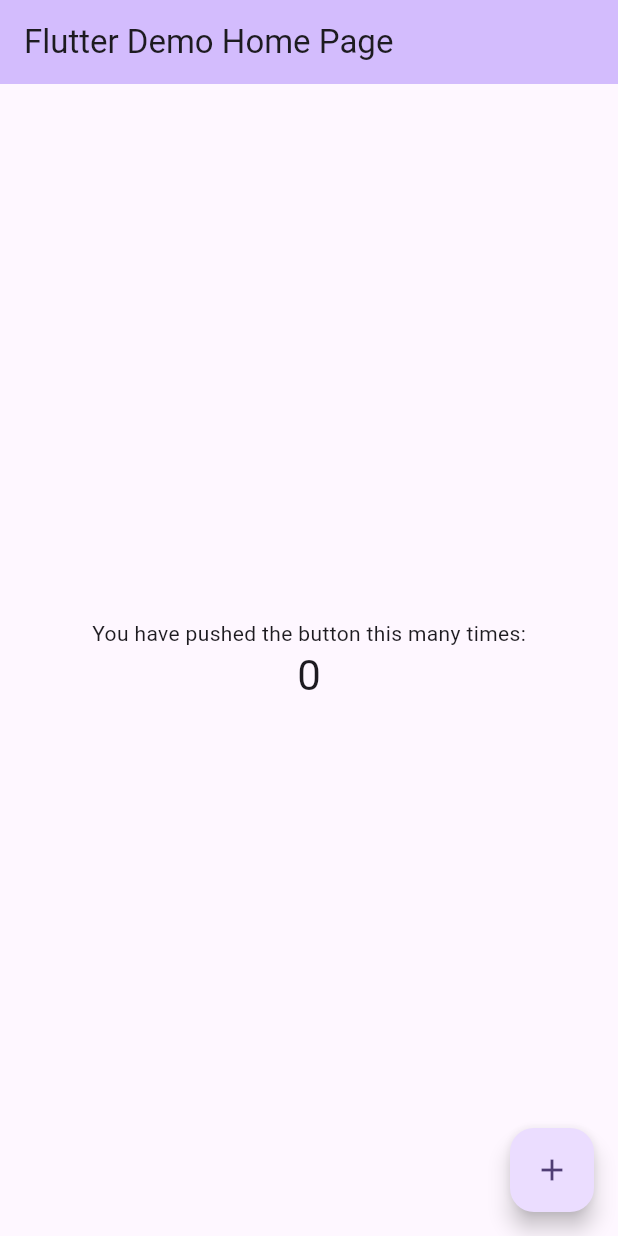
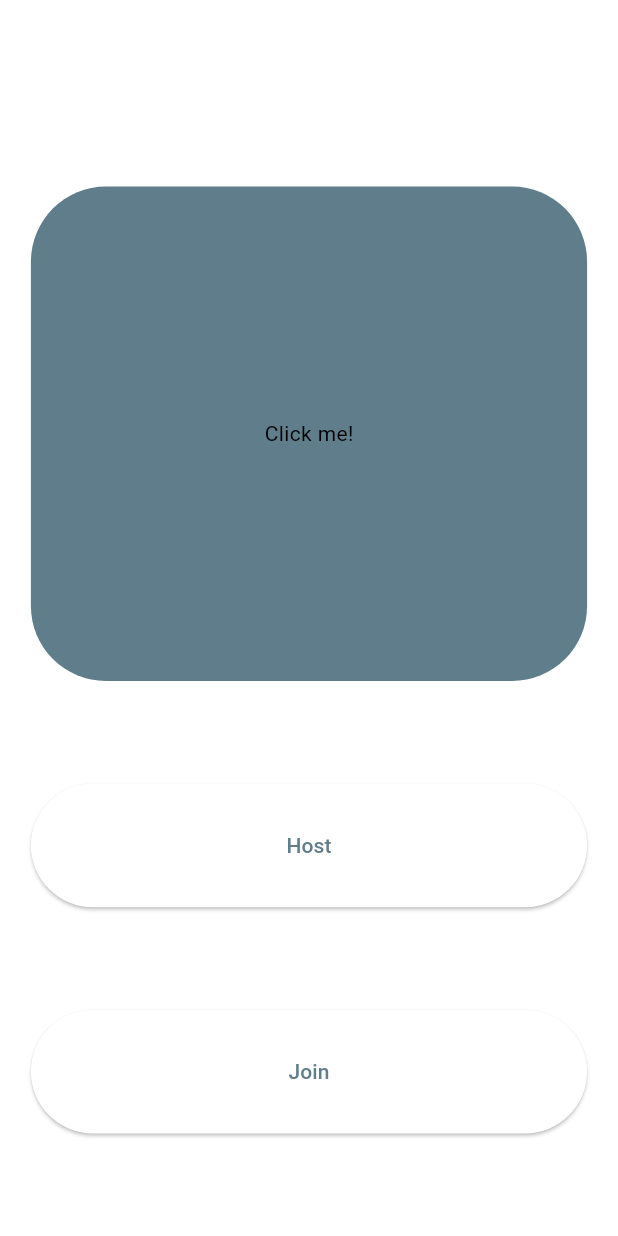
Before and after one commit to aldensprackling/app, a Flutter app: the screen it shows after launch, on a phone screen of 412 x 824 dp. Run offline on Flutter 3.47's test engine with Material 3 defaults, Android fonts, the phone set to English and light mode, and no system bars.

Commit message:
started home page layout

```diff
--- /dev/null
+++ b/lib/home_page.dart
@@ -0,0 +1,85 @@
+import 'package:app/main.dart';
+import 'package:flutter/material.dart';
+
+class MyHomePage extends StatefulWidget {
+  const MyHomePage({super.key});
+
+  @override
+  State<MyHomePage> createState() => _MyHomePageState();
+}
+
+class _MyHomePageState extends State<MyHomePage> {
+
+  @override
+  Widget build(BuildContext context) {
+    return Scaffold(
+      appBar: AppBar(
+        backgroundColor: Theme.of(context).colorScheme.inversePrimary,
+      ),
+      body: Center(
+        child: Column(
+          mainAxisAlignment: MainAxisAlignment.spaceEvenly,
+          children: <Widget>[
+
+            // Personal account
+            GestureDetector(
+              onTap: () {
+                // Handle container click
+                print('Container clicked!');
+              },
+              child: Container(
+                width: MediaQuery.sizeOf(context).width * 0.90,
+                height: MediaQuery.sizeOf(context).height * 0.40,
+                decoration: BoxDecoration(
+                  color: Theme.of(context).primaryColor,
+                  borderRadius: BorderRadius.circular(50.0),
+                ),
+                child: const Center(
+                  child: Text(
+                    'Click me!',
+                  ),
+                ),
+              ),
+            ),
+
+            // Host button
+            SizedBox(
+              width: MediaQuery.sizeOf(context).width * 0.90,
+              height: MediaQuery.sizeOf(context).height * 0.10,
+              child: ElevatedButton(
+                onPressed: () {
+                // Add the functionality you want when the button is pressed
+                print('Button pressed!');
+                },
+                style: ElevatedButton.styleFrom(
+                  shape: RoundedRectangleBorder(
+                    borderRadius: BorderRadius.circular(50.0),
+                  ),
+                ),
+                child: const Text("Host"),
+              ),
+            ),
+
+            // Join button
+            SizedBox(
+              width: MediaQuery.sizeOf(context).width * 0.90,
+              height: MediaQuery.sizeOf(context).height * 0.10,
+              child: ElevatedButton(
+                onPressed: () {
+                // Add the functionality you want when the button is pressed
+                print('Button pressed!');
+                },
+                style: ElevatedButton.styleFrom(
+                  shape: RoundedRectangleBorder(
+                    borderRadius: BorderRadius.circular(50.0),
+                  ),
+                ),
+                child: const Text("Join"),
+              ),
+            )
+          ],
+        ),
+      ),
+    );
+  }
+}
--- a/lib/main.dart
+++ b/lib/main.dart
@@ -1,3 +1,4 @@
+import 'package:app/home_page.dart';
 import 'package:flutter/material.dart';
 
 void main() {
@@ -7,119 +8,17 @@ void main() {
 class MyApp extends StatelessWidget {
   const MyApp({super.key});
 
-  // This widget is the root of your application.
+  // Root
   @override
   Widget build(BuildContext context) {
     return MaterialApp(
+      debugShowCheckedModeBanner: false,
       title: 'Flutter Demo',
       theme: ThemeData(
-        // This is the theme of your application.
-        //
-        // TRY THIS: Try running your application with "flutter run". You'll see
-        // the application has a purple toolbar. Then, without quitting the app,
-        // try changing the seedColor in the colorScheme below to Colors.green
-        // and then invoke "hot reload" (save your changes or press the "hot
-        // reload" button in a Flutter-supported IDE, or press "r" if you used
-        // the command line to start the app).
-        //
-        // Notice that the counter didn't reset back to zero; the application
-        // state is not lost during the reload. To reset the state, use hot
-        // restart instead.
-        //
-        // This works for code too, not just values: Most code changes can be
-        // tested with just a hot reload.
-        colorScheme: ColorScheme.fromSeed(seedColor: Colors.deepPurple),
+        colorScheme: ColorScheme.fromSwatch(primarySwatch: Colors.blueGrey),
         useMaterial3: true,
       ),
-      home: const MyHomePage(title: 'Flutter Demo Home Page'),
+      home: const MyHomePage(),
     );
   }
 }
-
-class MyHomePage extends StatefulWidget {
-  const MyHomePage({super.key, required this.title});
-
-  // This widget is the home page of your application. It is stateful, meaning
-  // that it has a State object (defined below) that contains fields that affect
-  // how it looks.
-
-  // This class is the configuration for the state. It holds the values (in this
-  // case the title) provided by the parent (in this case the App widget) and
-  // used by the build method of the State. Fields in a Widget subclass are
-  // always marked "final".
-
-  final String title;
-
-  @override
-  State<MyHomePage> createState() => _MyHomePageState();
-}
-
-class _MyHomePageState extends State<MyHomePage> {
-  int _counter = 0;
-
-  void _incrementCounter() {
-    setState(() {
-      // This call to setState tells the Flutter framework that something has
-      // changed in this State, which causes it to rerun the build method below
-      // so that the display can reflect the updated values. If we changed
-      // _counter without calling setState(), then the build method would not be
-      // called again, and so nothing would appear to happen.
-      _counter++;
-    });
-  }
-
-  @override
-  Widget build(BuildContext context) {
-    // This method is rerun every time setState is called, for instance as done
-    // by the _incrementCounter method above.
-    //
-    // The Flutter framework has been optimized to make rerunning build methods
-    // fast, so that you can just rebuild anything that needs updating rather
-    // than having to individually change instances of widgets.
-    return Scaffold(
-      appBar: AppBar(
-        // TRY THIS: Try changing the color here to a specific color (to
-        // Colors.amber, perhaps?) and trigger a hot reload to see the AppBar
-        // change color while the other colors stay the same.
-        backgroundColor: Theme.of(context).colorScheme.inversePrimary,
-        // Here we take the value from the MyHomePage object that was created by
-        // the App.build method, and use it to set our appbar title.
-        title: Text(widget.title),
-      ),
-      body: Center(
-        // Center is a layout widget. It takes a single child and positions it
-        // in the middle of the parent.
-        child: Column(
-          // Column is also a layout widget. It takes a list of children and
-          // arranges them vertically. By default, it sizes itself to fit its
-          // children horizontally, and tries to be as tall as its parent.
-          //
-          // Column has various properties to control how it sizes itself and
-          // how it positions its children. Here we use mainAxisAlignment to
-          // center the children vertically; the main axis here is the vertical
-          // axis because Columns are vertical (the cross axis would be
-          // horizontal).
-          //
-          // TRY THIS: Invoke "debug painting" (choose the "Toggle Debug Paint"
-          // action in the IDE, or press "p" in the console), to see the
-          // wireframe for each widget.
-          mainAxisAlignment: MainAxisAlignment.center,
-          children: <Widget>[
-            const Text(
-              'You have pushed the button this many times:',
-            ),
-            Text(
-              '$_counter',
-              style: Theme.of(context).textTheme.headlineMedium,
-            ),
-          ],
-        ),
-      ),
-      floatingActionButton: FloatingActionButton(
-        onPressed: _incrementCounter,
-        tooltip: 'Increment',
-        child: const Icon(Icons.add),
-      ), // This trailing comma makes auto-formatting nicer for build methods.
-    );
-  }
-}
```
